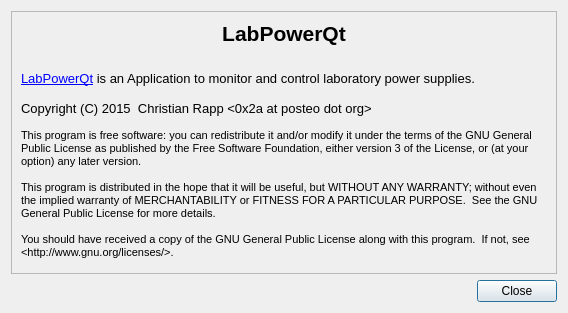
Old version of the form forms/aboutme.ui in the repository crapp/labpowerqt.
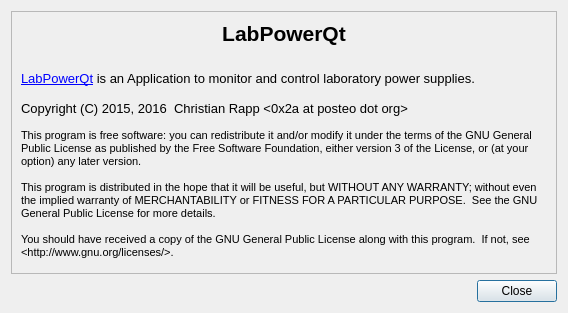
New version of the form.

The edit to the form file:
```diff
--- a/forms/aboutme.ui
+++ b/forms/aboutme.ui
@@ -53,7 +53,7 @@
 &lt;p style=&quot;-qt-paragraph-type:empty; margin-top:0px; margin-bottom:0px; margin-left:0px; margin-right:0px; -qt-block-indent:0; text-indent:0px; font-size:16pt; font-weight:600;&quot;&gt;&lt;br /&gt;&lt;/p&gt;
 &lt;p style=&quot; margin-top:0px; margin-bottom:0px; margin-left:0px; margin-right:0px; -qt-block-indent:0; text-indent:0px;&quot;&gt;&lt;a href=&quot;https://github.com/crapp/labpowerqt&quot;&gt;&lt;span style=&quot; text-decoration: underline; color:#0000ff;&quot;&gt;LabPowerQt&lt;/span&gt;&lt;/a&gt; is an Application to monitor and control laboratory power supplies. &lt;/p&gt;
 &lt;p style=&quot;-qt-paragraph-type:empty; margin-top:0px; margin-bottom:0px; margin-left:0px; margin-right:0px; -qt-block-indent:0; text-indent:0px;&quot;&gt;&lt;br /&gt;&lt;/p&gt;
-&lt;p style=&quot; margin-top:0px; margin-bottom:0px; margin-left:0px; margin-right:0px; -qt-block-indent:0; text-indent:0px;&quot;&gt;Copyright (C) 2015  Christian Rapp &amp;lt;0x2a at posteo dot org&amp;gt;&lt;/p&gt;
+&lt;p style=&quot; margin-top:0px; margin-bottom:0px; margin-left:0px; margin-right:0px; -qt-block-indent:0; text-indent:0px;&quot;&gt;Copyright (C) 2015, 2016  Christian Rapp &amp;lt;0x2a at posteo dot org&amp;gt;&lt;/p&gt;
 &lt;p style=&quot;-qt-paragraph-type:empty; margin-top:0px; margin-bottom:0px; margin-left:0px; margin-right:0px; -qt-block-indent:0; text-indent:0px; font-size:8pt;&quot;&gt;&lt;br /&gt;&lt;/p&gt;
 &lt;p style=&quot; margin-top:0px; margin-bottom:0px; margin-left:0px; margin-right:0px; -qt-block-indent:0; text-indent:0px;&quot;&gt;&lt;span style=&quot; font-size:8pt;&quot;&gt;This program is free software: you can redistribute it and/or modify it under the terms of the GNU General Public License as published by the Free Software Foundation, either version 3 of the License, or (at your option) any later version.&lt;/span&gt;&lt;/p&gt;
 &lt;p style=&quot;-qt-paragraph-type:empty; margin-top:0px; margin-bottom:0px; margin-left:0px; margin-right:0px; -qt-block-indent:0; text-indent:0px; font-size:8pt;&quot;&gt;&lt;br /&gt;&lt;/p&gt;
```
